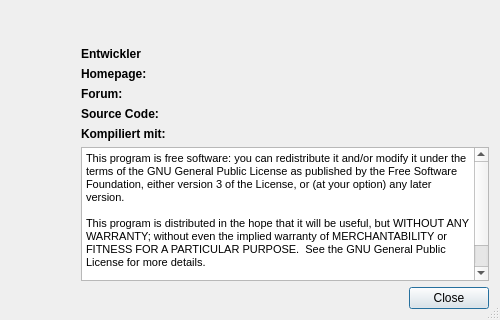
The window that kleiner-brauhelfer/dialogs/dlgabout.ui (kleiner-brauhelfer/kleiner-brauhelfer-2) describes before a commit, drawn with Qt 5.
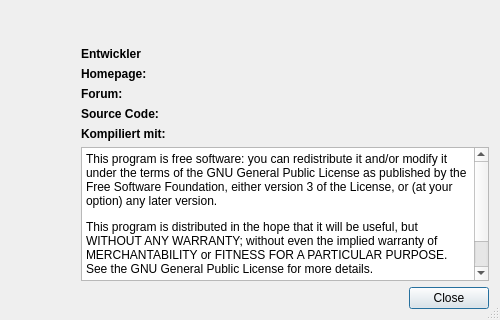
The same window after the commit. Icons and pictures are not drawn.

Diff of the .ui file:
```diff
--- a/kleiner-brauhelfer/dialogs/dlgabout.ui
+++ b/kleiner-brauhelfer/dialogs/dlgabout.ui
@@ -133,15 +133,10 @@
    <item row="10" column="2" colspan="3">
     <widget class="QTextBrowser" name="textBrowser">
      <property name="html">
-      <string notr="true">&lt;!DOCTYPE HTML PUBLIC &quot;-//W3C//DTD HTML 4.0//EN&quot; &quot;http://www.w3.org/TR/REC-html40/strict.dtd&quot;&gt;
-&lt;html&gt;&lt;head&gt;&lt;meta name=&quot;qrichtext&quot; content=&quot;1&quot; /&gt;&lt;style type=&quot;text/css&quot;&gt;
-p, li { white-space: pre-wrap; }
-&lt;/style&gt;&lt;/head&gt;&lt;body style=&quot; font-family:'MS Shell Dlg 2'; font-size:8.25pt; font-weight:400; font-style:normal;&quot;&gt;
-&lt;p style=&quot; margin-top:0px; margin-bottom:0px; margin-left:0px; margin-right:0px; -qt-block-indent:0; text-indent:0px;&quot;&gt;&lt;span style=&quot; font-family:'MS Shell Dlg 2'; font-size:8pt;&quot;&gt;This program is free software: you can redistribute it and/or modify it under the terms of the GNU General Public License as published by the Free Software Foundation, either version 3 of the License, or (at your option) any later version.&lt;/span&gt;&lt;/p&gt;
-&lt;p style=&quot;-qt-paragraph-type:empty; margin-top:0px; margin-bottom:0px; margin-left:0px; margin-right:0px; -qt-block-indent:0; text-indent:0px; font-family:'MS Shell Dlg 2'; font-size:8pt;&quot;&gt;&lt;br /&gt;&lt;/p&gt;
-&lt;p style=&quot; margin-top:0px; margin-bottom:0px; margin-left:0px; margin-right:0px; -qt-block-indent:0; text-indent:0px;&quot;&gt;&lt;span style=&quot; font-family:'MS Shell Dlg 2'; font-size:8pt;&quot;&gt;This program is distributed in the hope that it will be useful, but WITHOUT ANY WARRANTY; without even the implied warranty of MERCHANTABILITY or FITNESS FOR A PARTICULAR PURPOSE.  See the GNU General Public License for more details.&lt;/span&gt;&lt;/p&gt;
-&lt;p style=&quot;-qt-paragraph-type:empty; margin-top:0px; margin-bottom:0px; margin-left:0px; margin-right:0px; -qt-block-indent:0; text-indent:0px; font-family:'MS Shell Dlg 2'; font-size:8pt;&quot;&gt;&lt;br /&gt;&lt;/p&gt;
-&lt;p style=&quot; margin-top:0px; margin-bottom:0px; margin-left:0px; margin-right:0px; -qt-block-indent:0; text-indent:0px;&quot;&gt;&lt;span style=&quot; font-family:'MS Shell Dlg 2'; font-size:8pt;&quot;&gt;You should have received a copy of the GNU General Public License along with this program.  If not, see http://www.gnu.org/licenses.&lt;/span&gt;&lt;/p&gt;&lt;/body&gt;&lt;/html&gt;</string>
+      <string notr="true">&lt;html&gt;&lt;head&gt;&lt;/head&gt;&lt;body&gt;
+&lt;p&gt;This program is free software: you can redistribute it and/or modify it under the terms of the GNU General Public License as published by the Free Software Foundation, either version 3 of the License, or (at your option) any later version.&lt;/p&gt;
+&lt;p&gt;This program is distributed in the hope that it will be useful, but WITHOUT ANY WARRANTY; without even the implied warranty of MERCHANTABILITY or FITNESS FOR A PARTICULAR PURPOSE. See the GNU General Public License for more details.&lt;/p&gt;
+&lt;p&gt;You should have received a copy of the GNU General Public License along with this program. If not, see http://www.gnu.org/licenses.&lt;/p&gt;&lt;/body&gt;&lt;/html&gt;</string>
      </property>
     </widget>
    </item>
```
